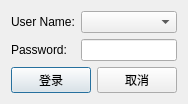
Before: the Qt Designer form QCustomGUI/src/userCtrl/QLoginDlg.ui in ydpan/ydpanProject, drawn with Qt 5.
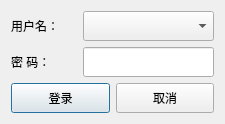
After: the same form once the commit is applied.

Commit message: 提炼出用户管理模块

What changed in the file:
```diff
--- a/QCustomGUI/src/userCtrl/QLoginDlg.ui
+++ b/QCustomGUI/src/userCtrl/QLoginDlg.ui
@@ -6,8 +6,8 @@
    <rect>
     <x>0</x>
     <y>0</y>
-    <width>176</width>
-    <height>95</height>
+    <width>225</width>
+    <height>122</height>
    </rect>
   </property>
   <property name="windowTitle">
@@ -18,6 +18,12 @@
     <layout class="QHBoxLayout" name="horizontalLayout">
      <item>
       <widget class="QPushButton" name="login_OKpb">
+       <property name="minimumSize">
+        <size>
+         <width>0</width>
+         <height>30</height>
+        </size>
+       </property>
        <property name="text">
         <string>登录</string>
        </property>
@@ -25,6 +31,12 @@
      </item>
      <item>
       <widget class="QPushButton" name="login_Cancelpb">
+       <property name="minimumSize">
+        <size>
+         <width>0</width>
+         <height>30</height>
+        </size>
+       </property>
        <property name="text">
         <string>取消</string>
        </property>
@@ -35,22 +47,39 @@
    <item row="0" column="0">
     <widget class="QLabel" name="label">
      <property name="text">
-      <string>User Name:</string>
+      <string>用户名：</string>
      </property>
     </widget>
    </item>
    <item row="1" column="0">
     <widget class="QLabel" name="label_2">
      <property name="text">
-      <string>Password:</string>
+      <string>密 码：</string>
      </property>
     </widget>
    </item>
    <item row="1" column="1" colspan="2">
-    <widget class="QLineEdit" name="login_Passwd"/>
+    <widget class="QLineEdit" name="login_Passwd">
+     <property name="minimumSize">
+      <size>
+       <width>0</width>
+       <height>30</height>
+      </size>
+     </property>
+     <property name="echoMode">
+      <enum>QLineEdit::Password</enum>
+     </property>
+    </widget>
    </item>
    <item row="0" column="1" colspan="2">
-    <widget class="QComboBox" name="login_UserName"/>
+    <widget class="QComboBox" name="login_UserName">
+     <property name="minimumSize">
+      <size>
+       <width>0</width>
+       <height>30</height>
+      </size>
+     </property>
+    </widget>
    </item>
   </layout>
  </widget>
```
Left out of the diff: 5 changed lines with no effect on the pictures. The commit also changes 25 other files.
